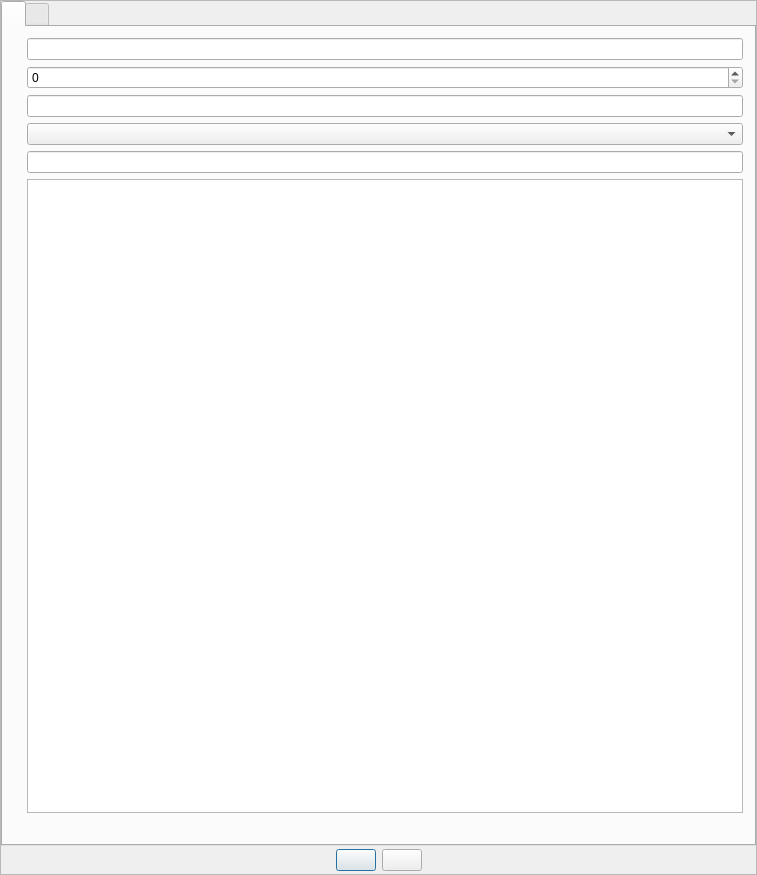
First picture: the form in src/gui/src/SongPropertiesDialog_UI.ui, repository hydrogen-music/hydrogen, before the edit.
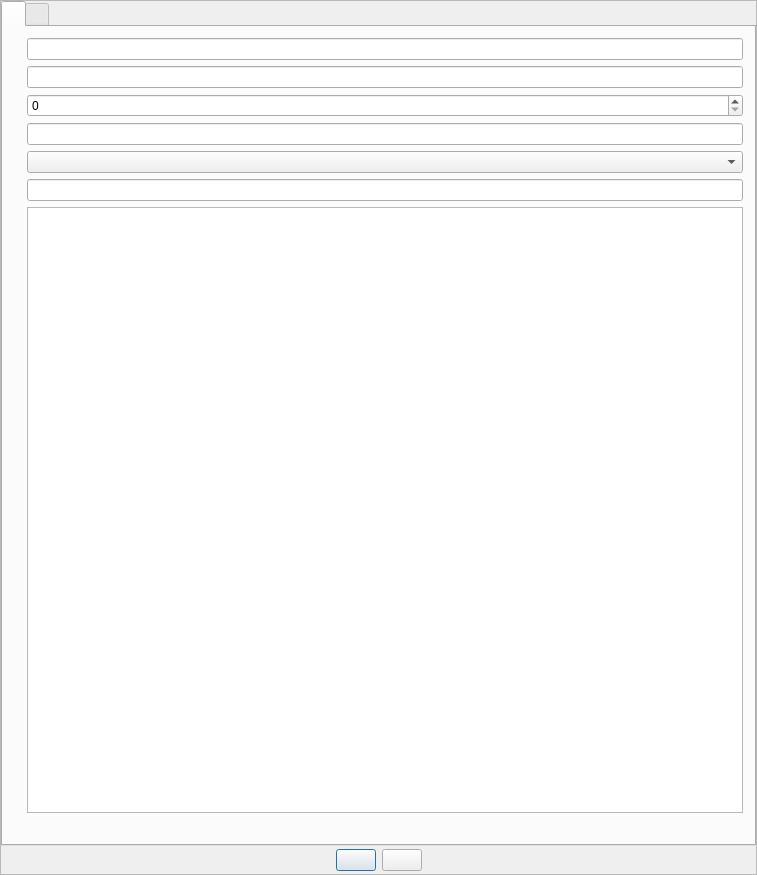
Second picture: the form after the edit. Custom widgets are drawn as their Qt base class.

Commit message:
SongPropertiesDialog: add read-only path
for the user to know where an artifact is located and to tell them
apart. For all our file-based artifact, their absolute path on the
system serves as their unique identifier.

```diff
--- a/src/gui/src/SongPropertiesDialog_UI.ui
+++ b/src/gui/src/SongPropertiesDialog_UI.ui
@@ -84,13 +84,16 @@
            <string/>
           </attribute>
           <layout class="QGridLayout" name="generalLayout">
-           <item row="4" column="1">
+           <item row="5" column="1">
             <widget class="LCDDisplay" name="licenseStringTxt"/>
            </item>
-           <item row="5" column="0">
-            <widget class="QLabel" name="notesLabel"/>
+           <item row="3" column="1">
+            <widget class="LCDDisplay" name="authorTxt"/>
            </item>
-           <item row="3" column="0">
+           <item row="2" column="0">
+            <widget class="QLabel" name="versionLabel"/>
+           </item>
+           <item row="4" column="0">
             <widget class="QLabel" name="licenseLabel">
              <property name="minimumSize">
               <size>
@@ -100,13 +103,23 @@
              </property>
             </widget>
            </item>
-           <item row="1" column="1">
-            <widget class="LCDSpinBox" name="versionSpinBox"/>
+           <item row="3" column="0">
+            <widget class="QLabel" name="authorLabel">
+             <property name="minimumSize">
+              <size>
+               <width>0</width>
+               <height>20</height>
+              </size>
+             </property>
+            </widget>
            </item>
-           <item row="5" column="1">
+           <item row="6" column="0">
+            <widget class="QLabel" name="notesLabel"/>
+           </item>
+           <item row="6" column="1">
             <widget class="LCDTextEdit" name="notesTxt"/>
            </item>
-           <item row="3" column="1">
+           <item row="4" column="1">
             <widget class="LCDCombo" name="licenseComboBox">
              <property name="sizePolicy">
               <sizepolicy hsizetype="Expanding" vsizetype="Fixed">
@@ -116,40 +129,37 @@
              </property>
             </widget>
            </item>
-           <item row="2" column="0">
-            <widget class="QLabel" name="authorLabel">
-             <property name="minimumSize">
-              <size>
-               <width>0</width>
-               <height>20</height>
-              </size>
+           <item row="7" column="0">
+            <widget class="QLabel" name="m_pTagsLabel">
+             <property name="text">
+              <string/>
              </property>
             </widget>
            </item>
+           <item row="7" column="1">
+            <widget class="TagEdit" name="m_pTagEdit" native="true"/>
+           </item>
            <item row="1" column="0">
-            <widget class="QLabel" name="versionLabel"/>
+            <widget class="QLabel" name="nameLabel">
+             <property name="minimumSize">
+              <size>
+               <width>0</width>
+               <height>20</height>
+              </size>
+             </property>
+            </widget>
            </item>
            <item row="2" column="1">
-            <widget class="LCDDisplay" name="authorTxt"/>
+            <widget class="LCDSpinBox" name="versionSpinBox"/>
            </item>
-           <item row="0" column="1">
+           <item row="1" column="1">
             <widget class="LCDDisplay" name="songNameTxt"/>
            </item>
+           <item row="0" column="1">
+            <widget class="LCDDisplay" name="m_pPathEdit"/>
+           </item>
            <item row="0" column="0">
-            <widget class="QLabel" name="nameLabel">
-             <property name="minimumSize">
-              <size>
-               <width>0</width>
-               <height>20</height>
-              </size>
-             </property>
-            </widget>
-           </item>
-           <item row="6" column="1">
-            <widget class="TagEdit" name="m_pTagEdit"/>
-           </item>
-           <item row="6" column="0">
-            <widget class="QLabel" name="m_pTagsLabel">
+            <widget class="QLabel" name="m_pPathLabel">
              <property name="text">
               <string/>
              </property>
```
The commit also changes 24 other files.
